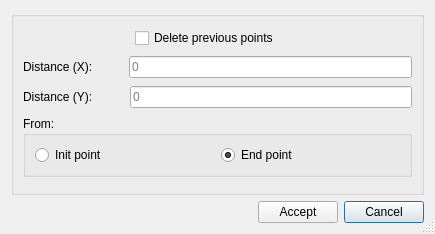
Giswater/giswater_qgis_plugin, file core/ui/toolbars/edit/auxpoint.ui: the form before one commit.
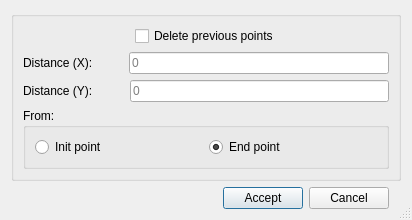
The form after the commit.

Commit message: style(ui): add lyt_buttons QGridLayout for all dialogs.

Patch:
```diff
--- a/core/ui/toolbars/edit/auxpoint.ui
+++ b/core/ui/toolbars/edit/auxpoint.ui
@@ -6,8 +6,8 @@
    <rect>
     <x>0</x>
     <y>0</y>
-    <width>435</width>
-    <height>234</height>
+    <width>412</width>
+    <height>211</height>
    </rect>
   </property>
   <property name="windowTitle">
@@ -17,36 +17,6 @@
    <bool>true</bool>
   </property>
   <layout class="QGridLayout" name="gridLayout_3">
-   <item row="2" column="0">
-    <spacer name="horizontalSpacer">
-     <property name="orientation">
-      <enum>Qt::Horizontal</enum>
-     </property>
-     <property name="sizeType">
-      <enum>QSizePolicy::Expanding</enum>
-     </property>
-     <property name="sizeHint" stdset="0">
-      <size>
-       <width>40</width>
-       <height>20</height>
-      </size>
-     </property>
-    </spacer>
-   </item>
-   <item row="2" column="2">
-    <widget class="QPushButton" name="btn_cancel">
-     <property name="text">
-      <string>Cancel</string>
-     </property>
-    </widget>
-   </item>
-   <item row="2" column="1">
-    <widget class="QPushButton" name="btn_accept">
-     <property name="text">
-      <string>Accept</string>
-     </property>
-    </widget>
-   </item>
    <item row="0" column="0" rowspan="2" colspan="3">
     <widget class="QGroupBox" name="bg_state">
      <property name="title">
@@ -187,6 +157,40 @@
      </layout>
     </widget>
    </item>
+   <item row="3" column="0">
+    <layout class="QGridLayout" name="lyt_buttons">
+     <item row="0" column="0">
+      <spacer name="horizontalSpacer">
+       <property name="orientation">
+        <enum>Qt::Horizontal</enum>
+       </property>
+       <property name="sizeType">
+        <enum>QSizePolicy::Expanding</enum>
+       </property>
+       <property name="sizeHint" stdset="0">
+        <size>
+         <width>40</width>
+         <height>20</height>
+        </size>
+       </property>
+      </spacer>
+     </item>
+     <item row="0" column="1">
+      <widget class="QPushButton" name="btn_accept">
+       <property name="text">
+        <string>Accept</string>
+       </property>
+      </widget>
+     </item>
+     <item row="0" column="2">
+      <widget class="QPushButton" name="btn_cancel">
+       <property name="text">
+        <string>Cancel</string>
+       </property>
+      </widget>
+     </item>
+    </layout>
+   </item>
   </layout>
  </widget>
  <resources/>
```
The commit also changes 58 other files.
